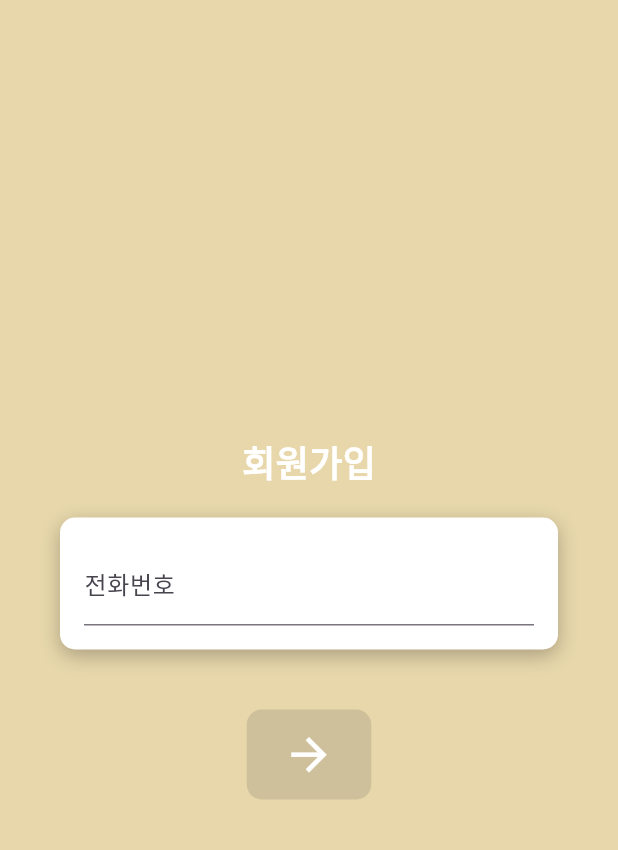
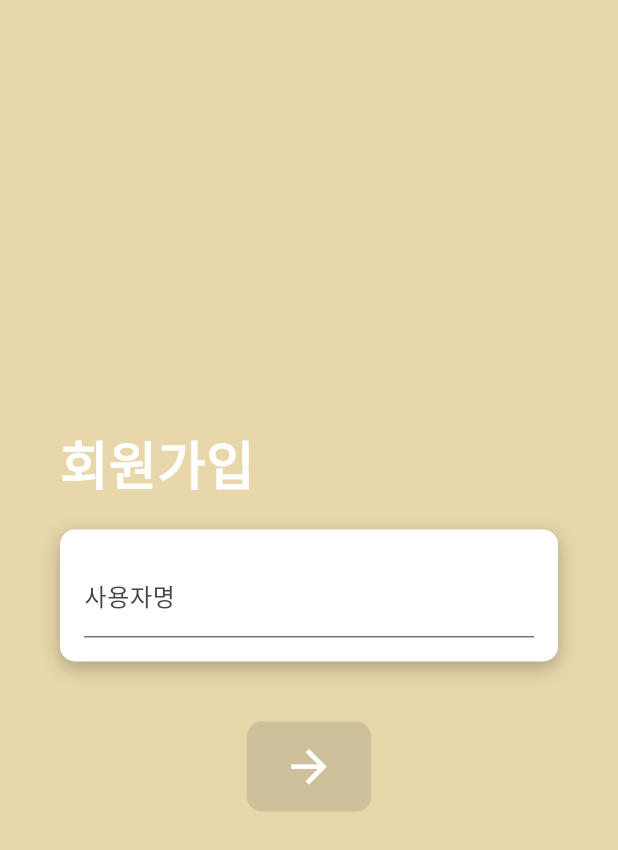
Before and after one commit to JMandoo1014/TrackON, a Flutter app: the SignupPage screen opened directly, on a phone screen of 412 x 824 dp. Shown: the top 850 px of the screen. Run offline on Flutter 3.47's test engine with Material 3 defaults, Android fonts, the phone set to English and light mode, and no system bars; our stand-ins replace shared_preferences; accounts and stored records are empty.

Commit message:
login & signup complete

```diff
--- a/lib/signup_page.dart
+++ b/lib/signup_page.dart
@@ -9,22 +9,26 @@ class SignupPage extends StatefulWidget {
 }
 
 class _SignupPage extends State<SignupPage> {
+  final TextEditingController _usernameController = TextEditingController();
   final TextEditingController _phoneController = TextEditingController();
   final TextEditingController _passwordController = TextEditingController();
 
-  bool _isPhoneStage = true; // 현재 단계: 전화번호 입력(true), 비밀번호 입력(false)
+  bool _isUsernameStage = true; // 현재 단계: 사용자명 입력(true), 전화번호 입력(false)
+  bool _isPhoneStage = false;   // 전화번호 입력 여부
   bool _isPasswordVisible = false; // 비밀번호 보이기 여부
   bool _isButtonEnabled = false; // 버튼 활성화 상태
 
   @override
   void initState() {
     super.initState();
+    _usernameController.addListener(_updateButtonState);
     _phoneController.addListener(_updateButtonState);
     _passwordController.addListener(_updateButtonState);
   }
 
   @override
   void dispose() {
+    _usernameController.dispose();
     _phoneController.dispose();
     _passwordController.dispose();
     super.dispose();
@@ -32,7 +36,9 @@ class _SignupPage extends State<SignupPage> {
 
   void _updateButtonState() {
     setState(() {
-      if (_isPhoneStage) {
+      if (_isUsernameStage) {
+        _isButtonEnabled = _usernameController.text.isNotEmpty;
+      } else if (_isPhoneStage) {
         _isButtonEnabled = _phoneController.text.isNotEmpty;
       } else {
         _isButtonEnabled = _passwordController.text.isNotEmpty;
@@ -42,16 +48,18 @@ class _SignupPage extends State<SignupPage> {
 
   // 회원가입 처리 (Node.js API 호출)
   Future<void> _onSignUp() async {
+    String username = _usernameController.text.trim();
     String phone = _phoneController.text.trim();
     String password = _passwordController.text.trim();
 
-    if (phone.isNotEmpty && password.isNotEmpty) {
+    if (username.isNotEmpty && phone.isNotEmpty && password.isNotEmpty) {
       try {
-        final url = 'http://13.49.74.31:3000/signup'; // 실제 서버 IP 주소로 변경
+        final url = 'http://13.49.74.31:3000/signup'; //AWS JMandoo server ip
         final response = await http.post(
           Uri.parse(url),
           headers: {'Content-Type': 'application/json'},
           body: json.encode({
+            'username': username,
             'phone': phone,
             'password': password,
           }),
@@ -78,7 +86,7 @@ class _SignupPage extends State<SignupPage> {
       }
     } else {
       ScaffoldMessenger.of(context).showSnackBar(
-        SnackBar(content: Text("전화번호와 비밀번호를 입력해주세요")),
+        SnackBar(content: Text("모든 필드를 입력해주세요")),
       );
     }
   }
@@ -92,33 +100,42 @@ class _SignupPage extends State<SignupPage> {
           padding: EdgeInsets.all(40.0),
           child: Column(
             mainAxisAlignment: MainAxisAlignment.center,
+            crossAxisAlignment: CrossAxisAlignment.start,
             children: [
               Text(
                 '회원가입',
                 style: TextStyle(
                   color: Colors.white,
-                  fontSize: 24.0,
+                  fontSize: 35.0,
                   fontWeight: FontWeight.bold,
                 ),
               ),
               SizedBox(height: 20.0),
-              AnimatedSwitcher(
+              Center(
+                child: AnimatedSwitcher(
                   duration: Duration(milliseconds: 300),
                   transitionBuilder: (child, animation) {
                     return FadeTransition(opacity: animation, child: child);
                   },
-                child: _isPhoneStage
+                  child: _isUsernameStage
+                      ? _buildUsernameInput()
+                      : _isPhoneStage
                       ? _buildPhoneInput()
                       : _buildPasswordInput(),
                 ),
+              ),
               SizedBox(height: 40.0),
-              ElevatedButton(
+              Center(
+                child: ElevatedButton(
                   onPressed: _isButtonEnabled
                       ? () {
-                  if (_isPhoneStage) {
+                    if (_isUsernameStage) {
+                      setState(() => _isUsernameStage = false);
+                      setState(() => _isPhoneStage = true);
+                    } else if (_isPhoneStage) {
                       setState(() => _isPhoneStage = false);
                     } else {
-                    _onSignUp(); // 회원가입 요청
+                      _onSignUp();
                     }
                   }
                       : null,
@@ -137,6 +154,7 @@ class _SignupPage extends State<SignupPage> {
                     size: 35.0,
                   ),
                 ),
+              ),
             ],
           ),
         ),
@@ -144,9 +162,33 @@ class _SignupPage extends State<SignupPage> {
     );
   }
 
+  // 사용자명 입력 창
+  Widget _buildUsernameInput() {
+    return Container(
+      key: ValueKey(1),
+      padding: EdgeInsets.all(16.0),
+      decoration: BoxDecoration(
+        color: Colors.white,
+        borderRadius: BorderRadius.circular(10.0),
+        boxShadow: [
+          BoxShadow(
+            color: Colors.black26,
+            blurRadius: 10.0,
+            offset: Offset(0, 4),
+          ),
+        ],
+      ),
+      child: TextField(
+        controller: _usernameController,
+        decoration: InputDecoration(labelText: '사용자명'),
+      ),
+    );
+  }
+
+  // 전화번호 입력 창
   Widget _buildPhoneInput() {
     return Container(
-      key: ValueKey(1),
+      key: ValueKey(2),
       padding: EdgeInsets.all(16.0),
       decoration: BoxDecoration(
         color: Colors.white,
@@ -167,9 +209,10 @@ class _SignupPage extends State<SignupPage> {
     );
   }
 
+  // 비밀번호 입력 창
   Widget _buildPasswordInput() {
     return Container(
-      key: ValueKey(2),
+      key: ValueKey(3),
       padding: EdgeInsets.all(16.0),
       decoration: BoxDecoration(
         color: Colors.white,
```
Also changed, not shown: lib/login_page.dart (+9 -4 lines). Lines whose indentation alone changed are shown as unchanged.
